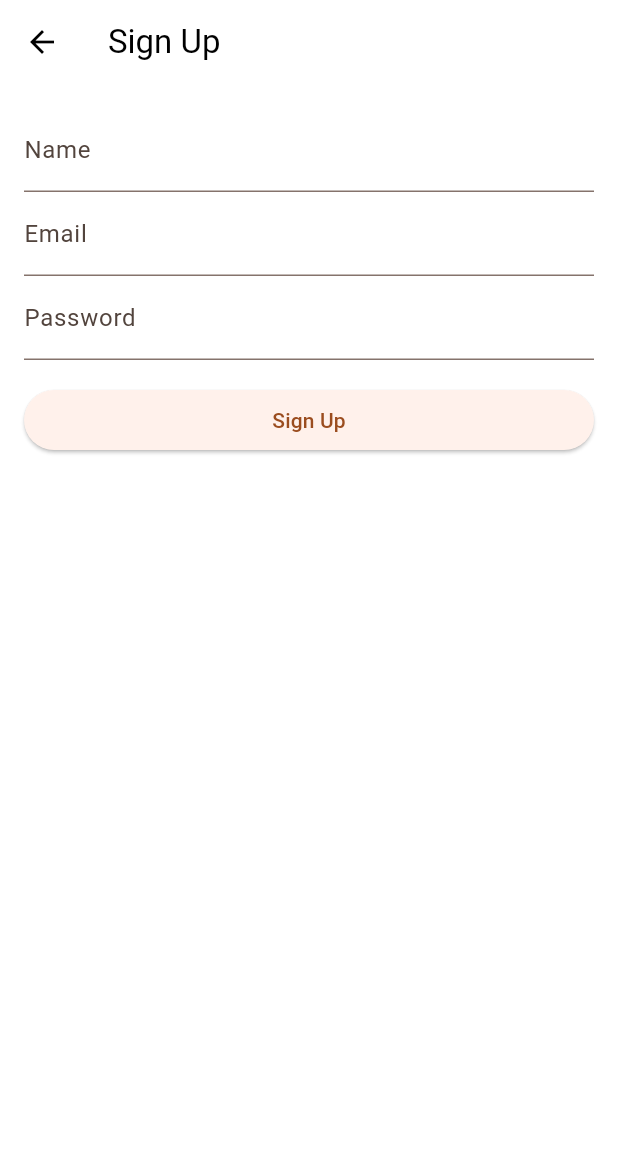
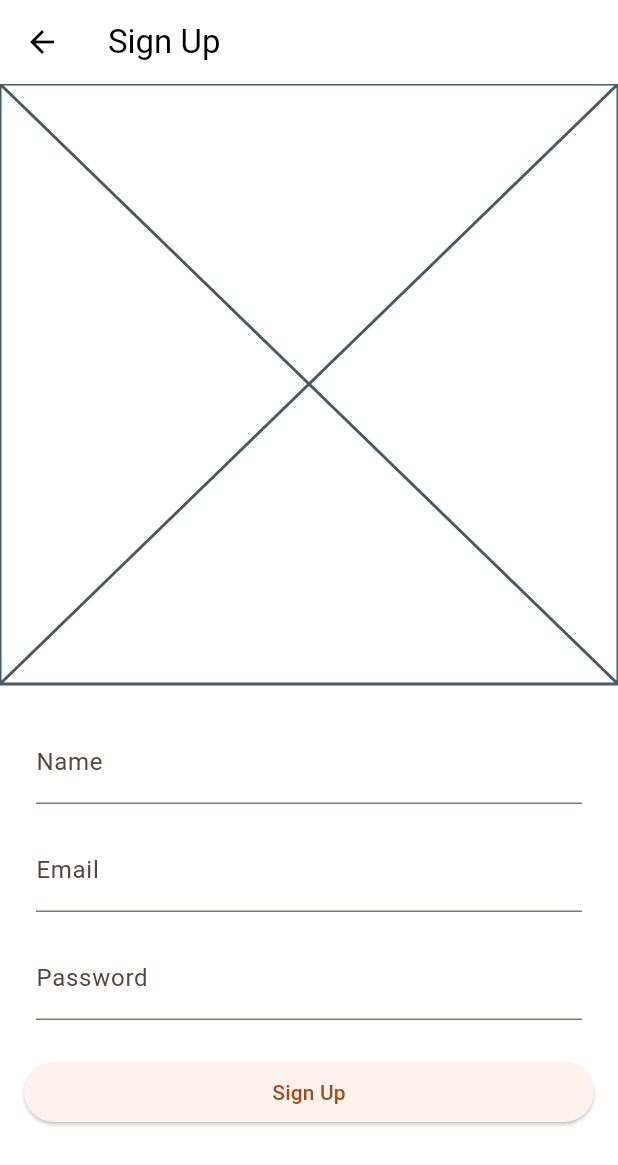
Before and after one commit to MRcoin2/piwo_app, a Flutter app: the screen it shows after launch, after a tap on "Sign Up", on a phone screen of 412 x 824 dp. Shown: the top 1165 px of the screen. Run offline on Flutter 3.47's test engine with Material 2 defaults, Android fonts, the phone set to English and light mode, and no system bars; our stand-ins replace cloud_firestore, firebase_auth, firebase_core, flex_color_scheme, flutter_svg; missing offline and left inert: mobile_scanner; accounts and stored records are empty; generated files the repository leaves out were written again.

Commit message:
changed login screens

```diff
--- a/lib/features/database_communication/new_beer_form_widget.dart
+++ b/lib/features/database_communication/new_beer_form_widget.dart
@@ -12,7 +12,6 @@ class AddBeerForm extends StatefulWidget {
 }
 
 class _AddBeerFormState extends State<AddBeerForm> {
-  //TODO make the form submit on enter on last field
   final _formKey = GlobalKey<FormState>();
 
   final TextEditingController _nameController = TextEditingController();
--- a/lib/features/user_login/login_screen.dart
+++ b/lib/features/user_login/login_screen.dart
@@ -37,7 +37,9 @@ class _AuthScreenState extends State<AuthScreen> {
         ],
       ),
       body: SingleChildScrollView(
-        child: Padding(
+        child: Column(
+          children: [Placeholder(),
+            Padding(
               padding: const EdgeInsets.all(16.0),
               child: Form(
                 key: _formKey,
@@ -83,6 +85,8 @@ class _AuthScreenState extends State<AuthScreen> {
                 ),
               ),
             ),
+          ],
+        ),
       ),
     );
   }
--- a/lib/features/user_login/sign_up_screen.dart
+++ b/lib/features/user_login/sign_up_screen.dart
@@ -24,14 +24,19 @@ class _SignUpScreenState extends State<SignUpScreen> {
       appBar: AppBar(
         title: const Text('Sign Up'),
       ),
-      body: Padding(
+      body: SingleChildScrollView(
+        child: Column(
+          children: [Placeholder(),
+            Padding(
               padding: const EdgeInsets.all(16.0),
               child: Form(
                 key: _formKey,
                 child: Column(
                   crossAxisAlignment: CrossAxisAlignment.stretch,
                   children: <Widget>[
-              TextFormField(
+                    Padding(
+                      padding: const EdgeInsets.all(8.0),
+                      child: TextFormField(
                         controller: _displayNameController,
                         decoration: const InputDecoration(
                           labelText: 'Name',
@@ -42,7 +47,10 @@ class _SignUpScreenState extends State<SignUpScreen> {
                           }
                           return null;
                         },
-              ),TextFormField(
+                      ),
+                    ),Padding(
+                      padding: const EdgeInsets.all(8.0),
+                      child: TextFormField(
                         controller: _emailController,
                         decoration: const InputDecoration(
                           labelText: 'Email',
@@ -54,7 +62,10 @@ class _SignUpScreenState extends State<SignUpScreen> {
                           return null;
                         },
                       ),
-              TextFormField(
+                    ),
+                    Padding(
+                      padding: const EdgeInsets.all(8.0),
+                      child: TextFormField(
                         controller: _passwordController,
                         decoration: const InputDecoration(
                           labelText: 'Password',
@@ -69,6 +80,7 @@ class _SignUpScreenState extends State<SignUpScreen> {
                           }
                           return null;
                         },
+                      ),
                     ),
                     const SizedBox(height: 16.0),
                     ElevatedButton(
@@ -149,6 +161,9 @@ class _SignUpScreenState extends State<SignUpScreen> {
                 ),
               ),
             ),
+          ],
+        ),
+      ),
     );
   }
 }
```
Also changed, not shown: lib/features/home/home_screen.dart (+30 -11 lines). Lines whose indentation alone changed are shown as unchanged.
